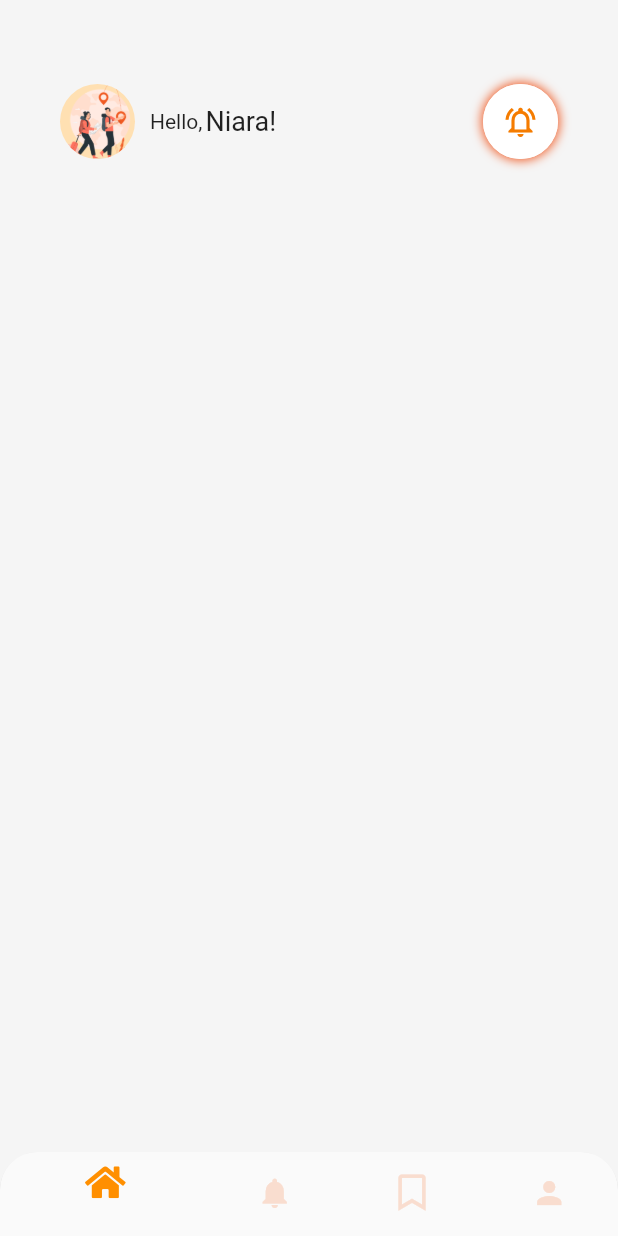
After one commit to EnginBolat/travel_app_ui, a Flutter app: the screen it shows after launch, after a tap on "Get Started", on a phone screen of 412 x 824 dp. The commit adds this screen. Run offline on Flutter 3.47's test engine with Material 2 defaults, Android fonts, the phone set to English and light mode, and no system bars; our stand-ins replace font_awesome_flutter.

Commit message:
BottomNavigateBar Added

```diff
--- a/lib/main.dart
+++ b/lib/main.dart
@@ -1,6 +1,6 @@
 import 'package:flutter/material.dart';
 import 'package:travel_app_ui/models/swip_text.dart';
-import 'package:travel_app_ui/widget/getStartedButton.dart';
+import 'package:travel_app_ui/widget/get_started_button.dart';
 
 void main() {
   runApp(const MyApp());
@@ -66,7 +66,8 @@ class _MyHomePageState extends State<MyHomePage> {
             ),
             Text(
               swipText[0],
-            style: const TextStyle(fontSize: 14, fontFamily: "Gordita",height: 1.5),
+              style: const TextStyle(
+                  fontSize: 14, fontFamily: "Gordita", height: 1.5),
               textAlign: TextAlign.center,
             ),
             const SizedBox(
@@ -75,7 +76,7 @@ class _MyHomePageState extends State<MyHomePage> {
             const GetStartedButton(),
           ],
         ),
-    ) // This trailing comma makes auto-formatting nicer for build methods.
+      ),
     );
   }
 }
--- /dev/null
+++ b/lib/pages/home_page.dart
@@ -0,0 +1,91 @@
+import 'package:flutter/cupertino.dart';
+import 'package:flutter/material.dart';
+import 'package:font_awesome_flutter/font_awesome_flutter.dart';
+import '../widget/bottom_navigation_bar.dart';
+
+class HomePage extends StatefulWidget {
+  const HomePage({Key? key}) : super(key: key);
+
+  @override
+  State<HomePage> createState() => _HomePageState();
+}
+
+var nameStyle = const TextStyle(
+  fontSize: 18.0,
+);
+
+class _HomePageState extends State<HomePage> {
+  @override
+  Widget build(BuildContext context) {
+    return Scaffold(
+      backgroundColor: const Color.fromARGB(255, 245, 245, 245),
+      appBar: AppBar(
+        backgroundColor: Colors.transparent,
+        elevation: 0.0,
+      ),
+      body: Column(
+        children: <Widget>[
+          Padding(
+            padding: const EdgeInsets.symmetric(horizontal: 40.0),
+            child: Row(
+              mainAxisAlignment: MainAxisAlignment.spaceBetween,
+              children: [
+                Row(
+                  children: const [
+                    SizedBox(
+                      height: 50,
+                      width: 50,
+                      child: CircleAvatar(
+                        backgroundImage: AssetImage("assets/images/humans.png"),
+                      ),
+                    ),
+                    SizedBox(
+                      width: 10,
+                    ),
+                    Text("Hello,"),
+                    SizedBox(
+                      width: 2.0,
+                    ),
+                    Text(
+                      "Niara!",
+                      style: TextStyle(fontSize: 18),
+                    ),
+                  ],
+                ),
+                // FloatingActionButton(
+                //   onPressed: () {},
+                //   child: const Icon(Icons.notifications_active_outlined),
+                //   backgroundColor: Colors.white,
+                //   highlightElevation: Color.fromARGB(255, 240, 89, 34),
+                // ),
+                SizedBox(
+                  height: 50,
+                  width: 50,
+                  child: Container(
+                    decoration: const BoxDecoration(
+                      color: Colors.white,
+                      shape: BoxShape.circle,
+                      boxShadow: [
+                        BoxShadow(
+                            blurRadius: 5, color: Color.fromARGB(255, 240, 89, 34), spreadRadius: 1)
+                      ],
+                    ),
+                    child: CircleAvatar(
+                      radius: 30,
+                      backgroundColor: Colors.white,
+                      child: IconButton(
+                        icon: const Icon(Icons.notifications_active_outlined),
+                        onPressed: () {},
+                      ),
+                    ),
+                  ),
+                ),
+              ],
+            ),
+          ),
+        ],
+      ),
+      bottomNavigationBar: const NavBar(),
+    );
+  }
+}
--- /dev/null
+++ b/lib/widget/bottom_navigation_bar.dart
@@ -0,0 +1,50 @@
+import 'package:flutter/material.dart';
+import 'package:font_awesome_flutter/font_awesome_flutter.dart';
+
+class NavBar extends StatefulWidget {
+  const NavBar({ Key? key }) : super(key: key);
+
+  @override
+  State<NavBar> createState() => _NavBarState();
+}
+
+class _NavBarState extends State<NavBar> {
+  int _currentTab = 0;
+  @override
+  Widget build(BuildContext context) {
+    return ClipRRect(
+       borderRadius: const BorderRadius.only(
+        topLeft: Radius.circular(25),
+        topRight: Radius.circular(25),
+      ),
+      child: BottomNavigationBar(
+          items: const <BottomNavigationBarItem>[
+            BottomNavigationBarItem(
+              icon: Icon(FontAwesomeIcons.home),
+              label: '',
+            ),
+            BottomNavigationBarItem(
+              icon: Icon(Icons.notifications),
+              label: '',
+            ),
+            BottomNavigationBarItem(
+              icon: Icon(FontAwesomeIcons.bookmark),
+              label: '',
+            ),
+            BottomNavigationBarItem(
+              icon: Icon(Icons.person),
+              label: '',
+            ),
+          ],
+          currentIndex: _currentTab,
+          selectedItemColor: Colors.amber[800],
+          unselectedItemColor: const Color.fromARGB(255, 249, 221, 207),
+          onTap: (int value) {
+          setState(() {
+            _currentTab = value;
+          });
+        },
+        ),
+    );
+  }
+}
--- a/lib/widget/getStartedButton.dart
+++ b/lib/widget/get_started_button.dart
@@ -1,5 +1,7 @@
 import 'package:flutter/material.dart';
 import 'package:font_awesome_flutter/font_awesome_flutter.dart';
+import 'package:travel_app_ui/main.dart';
+import 'package:travel_app_ui/pages/home_page.dart';
 
 class GetStartedButton extends StatefulWidget {
   const GetStartedButton({Key? key}) : super(key: key);
@@ -17,9 +19,10 @@ class _GetStartedButtonState extends State<GetStartedButton> {
       child: Directionality(
         textDirection: TextDirection.rtl,
         child: ElevatedButton.icon(
-          onPressed: () {
-            print("clicked");
-          },
+          onPressed: () => Navigator.pushReplacement(
+            context,
+            MaterialPageRoute(builder: (context) => const HomePage()),
+          ),
           label: const Text(
             "Get Started",
             style: TextStyle(
@@ -32,7 +35,8 @@ class _GetStartedButtonState extends State<GetStartedButton> {
           ),
           style: ElevatedButton.styleFrom(
             elevation: 10,
-            primary: Color.fromARGB(255, 240, 89, 34),
+            shadowColor: const Color.fromARGB(255, 240, 89, 34),
+            primary: const Color.fromARGB(255, 240, 89, 34),
             shape: RoundedRectangleBorder(
               borderRadius: BorderRadius.circular(10.0),
             ),
```
Lines whose indentation alone changed are shown as unchanged.
